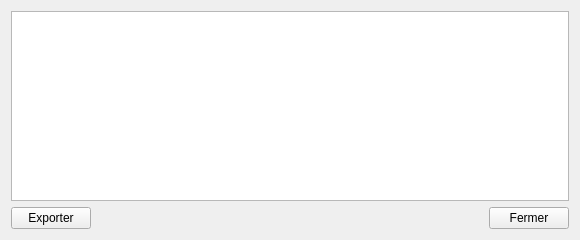
Above: sources/editor/tools/frequency_peaks/toolfrequencypeaks_gui.ui from davy7125/polyphone before the change. Below: the same form after it.
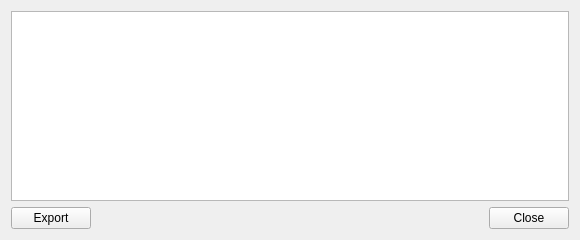
That is the form after the change.

```diff
--- a/sources/editor/tools/frequency_peaks/toolfrequencypeaks_gui.ui
+++ b/sources/editor/tools/frequency_peaks/toolfrequencypeaks_gui.ui
@@ -23,14 +23,14 @@
    <item row="1" column="0">
     <widget class="QPushButton" name="pushExport">
      <property name="text">
-      <string>Exporter</string>
+      <string>Export</string>
      </property>
     </widget>
    </item>
    <item row="1" column="2">
     <widget class="QPushButton" name="pushClose">
      <property name="text">
-      <string>Fermer</string>
+      <string>Close</string>
      </property>
     </widget>
    </item>
```
